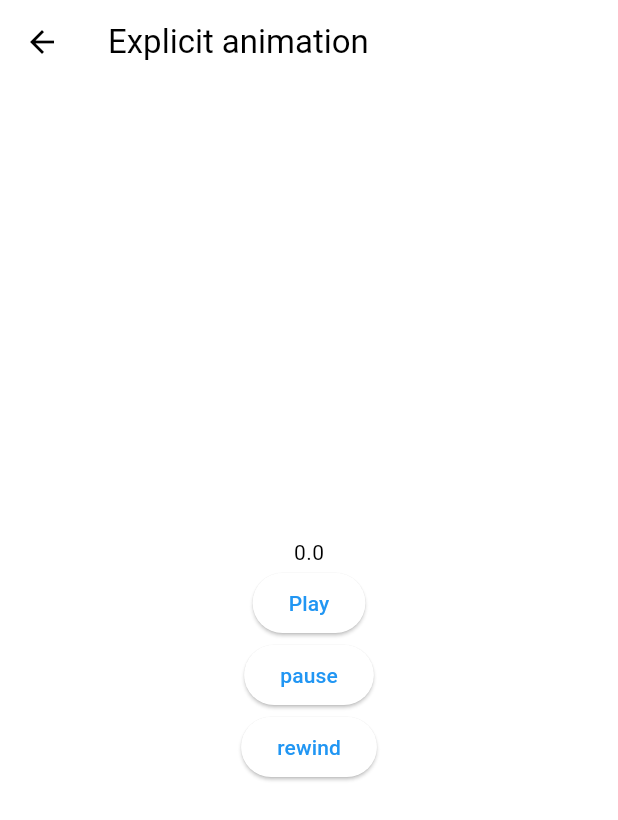
After one commit to hyejj19/flutter_animations_masterclass, a Flutter app: the screen it shows after launch, after a tap on "Explicit Animations", on a phone screen of 412 x 824 dp. The commit adds this screen. Shown: the top 820 px of the screen. Run offline on Flutter 3.47's test engine with Material 3 defaults, Android fonts, the phone set to English and light mode, and no system bars.

Commit message:
#2.2 Animation values

```diff
--- /dev/null
+++ b/lib/screens/explicit_animations_screen.dart
@@ -0,0 +1,66 @@
+import 'dart:async';
+
+import 'package:flutter/material.dart';
+
+class ExplicitAnimationsScreen extends StatefulWidget {
+  const ExplicitAnimationsScreen({super.key});
+
+  @override
+  State<ExplicitAnimationsScreen> createState() =>
+      _ExplicitAnimationsScreenState();
+}
+
+class _ExplicitAnimationsScreenState extends State<ExplicitAnimationsScreen>
+    with SingleTickerProviderStateMixin {
+  late final AnimationController _animationController = AnimationController(
+      vsync: this,
+      duration: Duration(
+        seconds: 10,
+      ));
+
+  void _play() {
+    _animationController.forward();
+  }
+
+  void _pause() {
+    _animationController.stop();
+  }
+
+  void _rewind() {
+    _animationController.reverse();
+  }
+
+  @override
+  void initState() {
+    super.initState();
+  }
+
+  @override
+  Widget build(BuildContext context) {
+    return Scaffold(
+      appBar: AppBar(
+        title: Text('Explicit animation'),
+      ),
+      body: Column(
+        mainAxisAlignment: MainAxisAlignment.center,
+        children: [
+          Center(
+            child: Text("${_animationController.value}"),
+          ),
+          ElevatedButton(
+            onPressed: _play,
+            child: Text('Play'),
+          ),
+          ElevatedButton(
+            onPressed: _pause,
+            child: Text('pause'),
+          ),
+          ElevatedButton(
+            onPressed: _rewind,
+            child: Text('rewind'),
+          ),
+        ],
+      ),
+    );
+  }
+}
--- a/lib/screens/menu_screen.dart
+++ b/lib/screens/menu_screen.dart
@@ -1,4 +1,5 @@
 import 'package:flutter/material.dart';
+import 'package:flutter_animations_masterclass/screens/explicit_animations_screen.dart';
 import 'package:flutter_animations_masterclass/screens/implicit_animation_challenge_screen.dart';
 import 'package:flutter_animations_masterclass/screens/implicit_animations_screen.dart';
 
@@ -41,6 +42,15 @@ class MenuScreen extends StatelessWidget {
               },
               child: Text('Implicit Animations Challenge'),
             ),
+            ElevatedButton(
+              onPressed: () {
+                _goToPage(
+                  context,
+                  ExplicitAnimationsScreen(),
+                );
+              },
+              child: Text('Explicit Animations'),
+            ),
           ],
         ),
       ),
```
